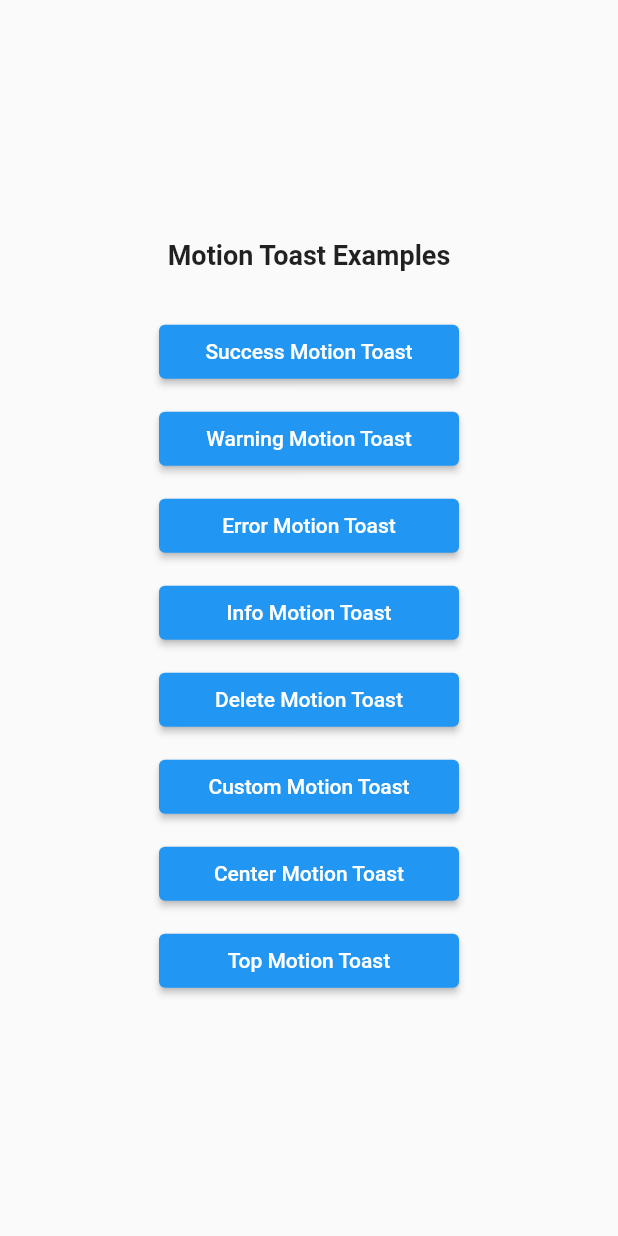
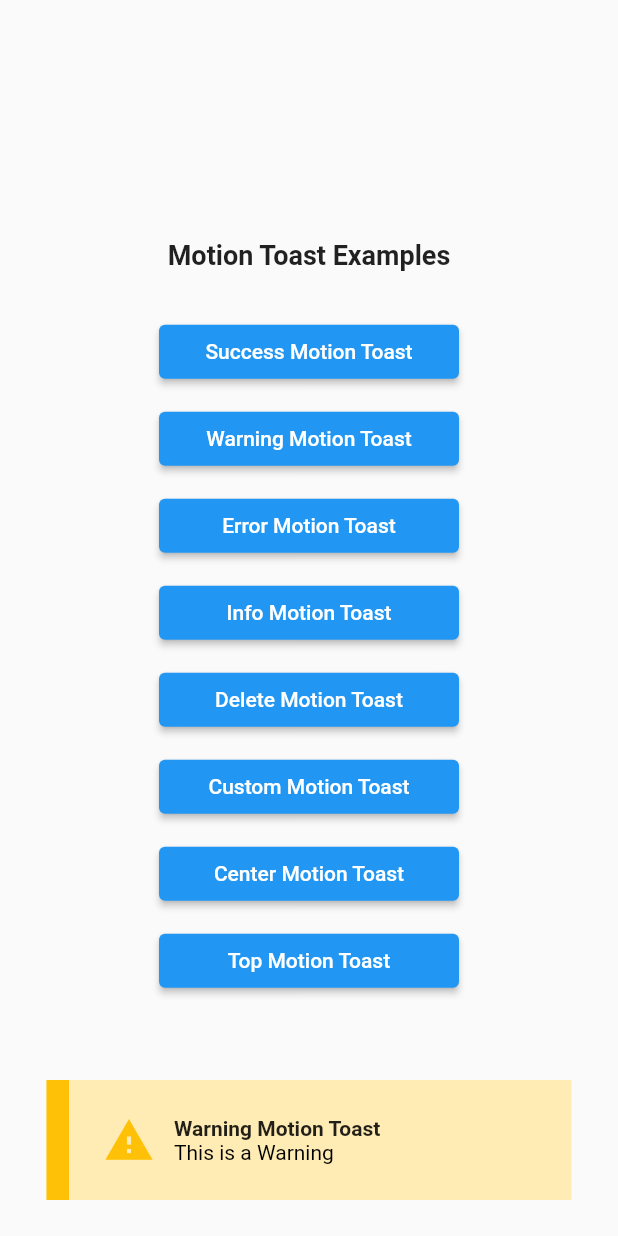
Before and after one commit to koukibadr/Motion-Toast, a Flutter app: the screen it shows after launch, after a tap on "Warning Motion Toast", on a phone screen of 412 x 824 dp. Run offline on Flutter 3.47's test engine with Material 2 defaults, Android fonts, the phone set to English and light mode, and no system bars.

Commit message:
refactor motion toast background widget

```diff
--- /dev/null
+++ b/lib/widgets/motion_toast_background.dart
@@ -0,0 +1,39 @@
+import 'package:flutter/material.dart';
+
+class MotionToastBackground extends StatelessWidget {
+  final double borderRadius;
+  final Color backgroundColor;
+  final Widget child;
+
+  const MotionToastBackground({
+    Key? key,
+    required this.borderRadius,
+    required this.backgroundColor,
+    required this.child,
+  }) : super(key: key);
+
+  @override
+  Widget build(BuildContext context) {
+    return Stack(
+      children: <Widget>[
+        Container(
+          decoration: BoxDecoration(
+            color: Colors.white,
+            borderRadius: BorderRadius.all(
+              Radius.circular(borderRadius),
+            ),
+          ),
+        ),
+        Container(
+          decoration: BoxDecoration(
+            color: backgroundColor.withOpacity(0.3),
+            borderRadius: BorderRadius.all(
+              Radius.circular(borderRadius),
+            ),
+          ),
+          child: child,
+        ),
+      ],
+    );
+  }
+}
```
Also changed, not shown: lib/motion_toast.dart (+28 -93 lines).
